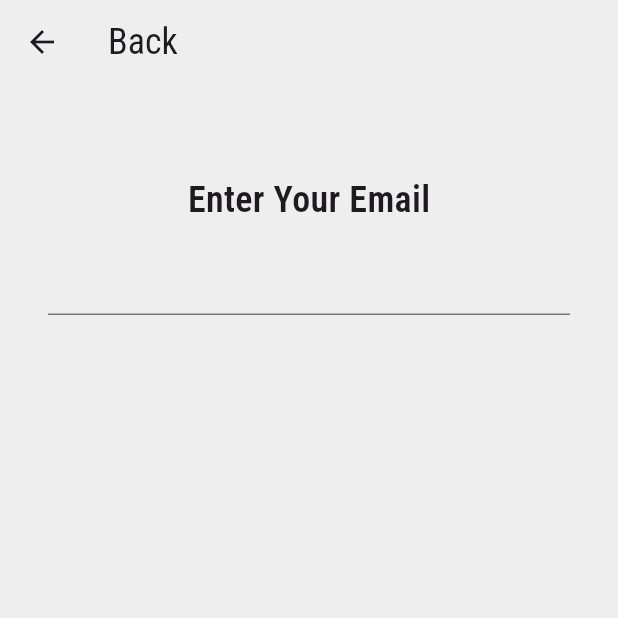
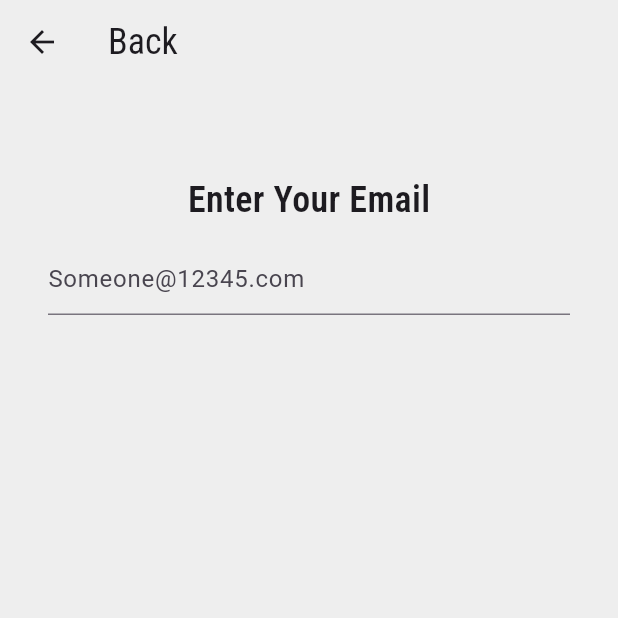
Before and after one commit to WaleedAlsafari/flutter_auth, a Flutter app: the ResetPassScreen screen opened by its route, on a phone screen of 412 x 824 dp, the top half of it. Run offline on Flutter 3.47's test engine with Material 3 defaults, Android fonts, the phone set to English and light mode, and no system bars; our stand-ins replace firebase_auth, firebase_core, google_fonts; accounts and stored records are empty.

Commit message:
new commit

```diff
--- a/lib/screens/resetPass_screen.dart
+++ b/lib/screens/resetPass_screen.dart
@@ -35,7 +35,11 @@ class _ResetPassScreenState extends State<ResetPassScreen> {
             const SizedBox(
               height: 12,
             ),
-            TextField()
+            TextField(
+              decoration: InputDecoration(
+                hintText: 'Someone@12345.com'
+              ),
+            )
           ],
         ),
       ),
```
